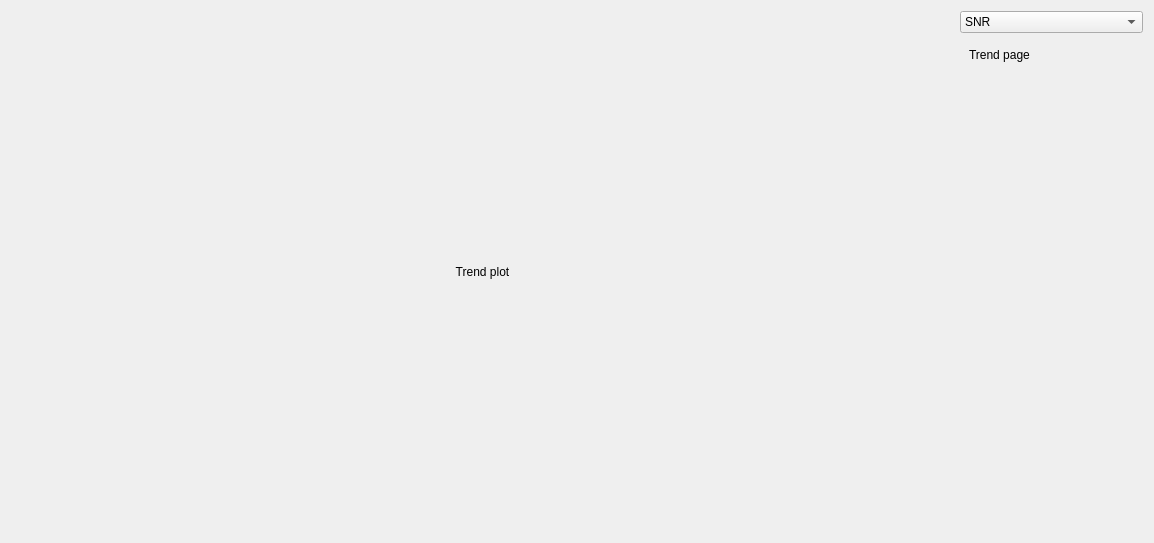
Old version of the form opennft/ui/rtqa.ui in the repository OpenNFT/OpenNFT.
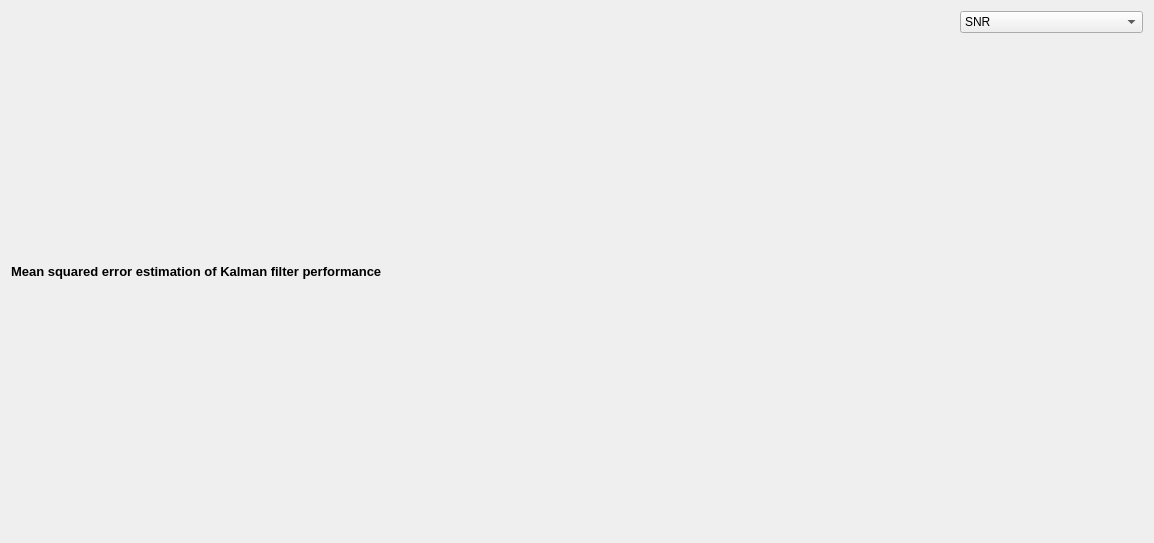
New version of the form. The open tabs and pages were chosen to show the change.

Commit message: new recursive mse parameter linear trend visuals for rtQA

Patch:
```diff
--- a/opennft/ui/rtqa.ui
+++ b/opennft/ui/rtqa.ui
@@ -287,15 +287,47 @@
      </widget>
      <widget class="QWidget" name="pageTrendPlot">
       <layout class="QVBoxLayout" name="verticalLayout_8">
+       <property name="leftMargin">
+        <number>0</number>
+       </property>
+       <property name="topMargin">
+        <number>0</number>
+       </property>
+       <property name="rightMargin">
+        <number>0</number>
+       </property>
+       <property name="bottomMargin">
+        <number>0</number>
+       </property>
        <item>
-        <widget class="QLabel" name="label_3">
-         <property name="text">
-          <string>Trend plot</string>
-         </property>
-         <property name="alignment">
-          <set>Qt::AlignCenter</set>
-         </property>
-        </widget>
+        <layout class="QVBoxLayout" name="mseLayout">
+         <item>
+          <widget class="QLabel" name="label_3">
+           <property name="maximumSize">
+            <size>
+             <width>949</width>
+             <height>250</height>
+            </size>
+           </property>
+           <property name="font">
+            <font>
+             <pointsize>10</pointsize>
+             <weight>75</weight>
+             <bold>true</bold>
+            </font>
+           </property>
+           <property name="text">
+            <string>Mean squared error estimation of Kalman filter performance</string>
+           </property>
+           <property name="alignment">
+            <set>Qt::AlignLeading|Qt::AlignLeft|Qt::AlignVCenter</set>
+           </property>
+          </widget>
+         </item>
+         <item>
+          <layout class="QVBoxLayout" name="msePlot"/>
+         </item>
+        </layout>
        </item>
       </layout>
      </widget>
@@ -521,12 +553,17 @@
          </item>
         </layout>
        </widget>
-       <widget class="QWidget" name="pageTrend">
+       <widget class="QWidget" name="pageMse">
         <layout class="QVBoxLayout" name="verticalLayout_21">
          <item>
-          <widget class="QLabel" name="trendLabel">
+          <widget class="QLabel" name="mseLabel">
+           <property name="font">
+            <font>
+             <pointsize>10</pointsize>
+            </font>
+           </property>
            <property name="text">
-            <string>Trend page</string>
+            <string/>
            </property>
           </widget>
          </item>
@@ -545,6 +582,50 @@
          </item>
         </layout>
        </widget>
+       <widget class="QWidget" name="pageTrend">
+        <property name="maximumSize">
+         <size>
+          <width>159</width>
+          <height>497</height>
+         </size>
+        </property>
+        <property name="contextMenuPolicy">
+         <enum>Qt::DefaultContextMenu</enum>
+        </property>
+        <layout class="QVBoxLayout" name="verticalLayout_22">
+         <item>
+          <widget class="QLabel" name="trendLabel">
+           <property name="maximumSize">
+            <size>
+             <width>141</width>
+             <height>16777215</height>
+            </size>
+           </property>
+           <property name="font">
+            <font>
+             <pointsize>10</pointsize>
+            </font>
+           </property>
+           <property name="text">
+            <string/>
+           </property>
+          </widget>
+         </item>
+         <item>
+          <spacer name="verticalSpacer_6">
+           <property name="orientation">
+            <enum>Qt::Vertical</enum>
+           </property>
+           <property name="sizeHint" stdset="0">
+            <size>
+             <width>20</width>
+             <height>476</height>
+            </size>
+           </property>
+          </spacer>
+         </item>
+        </layout>
+       </widget>
       </widget>
      </item>
     </layout>
```
Left out of the diff: 58 changed lines with no effect on the pictures. The commit also changes 4 other files.
